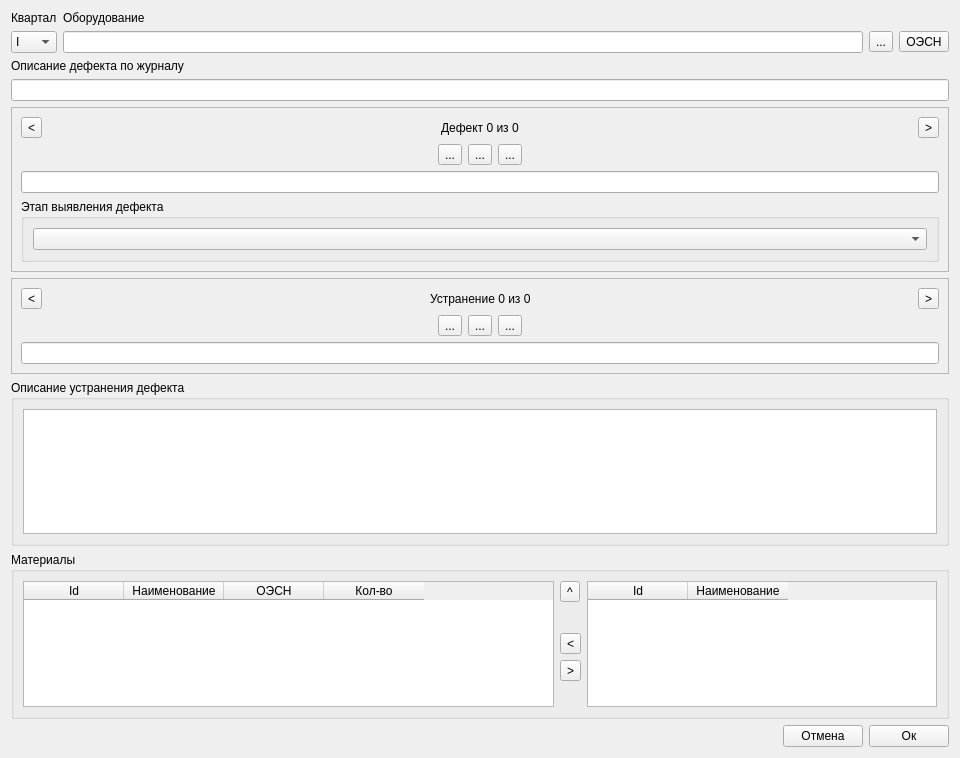
Above: defectform.ui from Balyaev-D-A/MFDB before the change. Below: the same form after it.
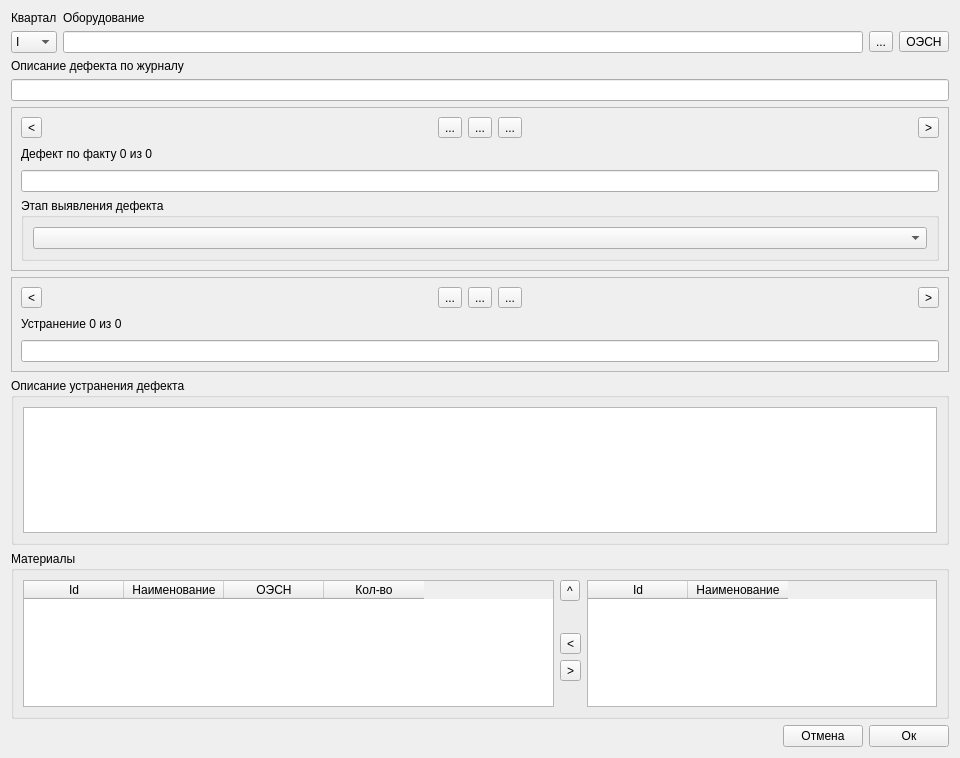
That is the form after the change. Icons and pictures are not drawn. Custom widgets are drawn as their Qt base class.

Patch:
```diff
--- a/defectform.ui
+++ b/defectform.ui
@@ -124,59 +124,15 @@
       <enum>QFrame::Raised</enum>
      </property>
      <layout class="QVBoxLayout" name="verticalLayout_3">
-      <item>
-       <layout class="QHBoxLayout" name="horizontalLayout_3">
-        <item>
-         <widget class="QToolButton" name="prevDefectButton">
-          <property name="text">
-           <string>&lt;</string>
-          </property>
-         </widget>
-        </item>
-        <item>
-         <spacer name="horizontalSpacer">
-          <property name="orientation">
-           <enum>Qt::Horizontal</enum>
-          </property>
-          <property name="sizeHint" stdset="0">
-           <size>
-            <width>40</width>
-            <height>20</height>
-           </size>
-          </property>
-         </spacer>
-        </item>
-        <item>
-         <widget class="QLabel" name="defectLabel">
-          <property name="text">
-           <string>Дефект 0 из 0</string>
-          </property>
-         </widget>
-        </item>
-        <item>
-         <spacer name="horizontalSpacer_2">
-          <property name="orientation">
-           <enum>Qt::Horizontal</enum>
-          </property>
-          <property name="sizeHint" stdset="0">
-           <size>
-            <width>40</width>
-            <height>20</height>
-           </size>
-          </property>
-         </spacer>
-        </item>
-        <item>
-         <widget class="QToolButton" name="nextDefectButton">
-          <property name="text">
-           <string>&gt;</string>
-          </property>
-         </widget>
-        </item>
-       </layout>
-      </item>
       <item>
        <layout class="QHBoxLayout" name="horizontalLayout_4">
+        <item>
+         <widget class="QToolButton" name="prevDefectButton">
+          <property name="text">
+           <string>&lt;</string>
+          </property>
+         </widget>
+        </item>
         <item>
          <spacer name="horizontalSpacer_3">
           <property name="orientation">
@@ -242,6 +198,37 @@
           </property>
          </spacer>
         </item>
+        <item>
+         <widget class="QToolButton" name="nextDefectButton">
+          <property name="text">
+           <string>&gt;</string>
+          </property>
+         </widget>
+        </item>
+       </layout>
+      </item>
+      <item>
+       <layout class="QHBoxLayout" name="horizontalLayout_3">
+        <item>
+         <widget class="QLabel" name="defectLabel">
+          <property name="text">
+           <string>Дефект по факту 0 из 0</string>
+          </property>
+         </widget>
+        </item>
+        <item>
+         <spacer name="horizontalSpacer_2">
+          <property name="orientation">
+           <enum>Qt::Horizontal</enum>
+          </property>
+          <property name="sizeHint" stdset="0">
+           <size>
+            <width>40</width>
+            <height>20</height>
+           </size>
+          </property>
+         </spacer>
+        </item>
        </layout>
       </item>
       <item>
@@ -271,59 +258,15 @@
       <enum>QFrame::Raised</enum>
      </property>
      <layout class="QVBoxLayout" name="verticalLayout_6">
-      <item>
-       <layout class="QHBoxLayout" name="horizontalLayout_6">
-        <item>
-         <widget class="QToolButton" name="prevRepairButton">
-          <property name="text">
-           <string>&lt;</string>
-          </property>
-         </widget>
-        </item>
-        <item>
-         <spacer name="horizontalSpacer_6">
-          <property name="orientation">
-           <enum>Qt::Horizontal</enum>
-          </property>
-          <property name="sizeHint" stdset="0">
-           <size>
-            <width>40</width>
-            <height>20</height>
-           </size>
-          </property>
-         </spacer>
-        </item>
-        <item>
-         <widget class="QLabel" name="repairLabel">
-          <property name="text">
-           <string>Устранение 0 из 0</string>
-          </property>
-         </widget>
-        </item>
-        <item>
-         <spacer name="horizontalSpacer_7">
-          <property name="orientation">
-           <enum>Qt::Horizontal</enum>
-          </property>
-          <property name="sizeHint" stdset="0">
-           <size>
-            <width>40</width>
-            <height>20</height>
-           </size>
-          </property>
-         </spacer>
-        </item>
-        <item>
-         <widget class="QToolButton" name="nextRepairButton">
-          <property name="text">
-           <string>&gt;</string>
-          </property>
-         </widget>
-        </item>
-       </layout>
-      </item>
       <item>
        <layout class="QHBoxLayout" name="horizontalLayout_7">
+        <item>
+         <widget class="QToolButton" name="prevRepairButton">
+          <property name="text">
+           <string>&lt;</string>
+          </property>
+         </widget>
+        </item>
         <item>
          <spacer name="horizontalSpacer_8">
           <property name="orientation">
@@ -372,6 +315,37 @@
         </item>
         <item>
          <spacer name="horizontalSpacer_9">
+          <property name="orientation">
+           <enum>Qt::Horizontal</enum>
+          </property>
+          <property name="sizeHint" stdset="0">
+           <size>
+            <width>40</width>
+            <height>20</height>
+           </size>
+          </property>
+         </spacer>
+        </item>
+        <item>
+         <widget class="QToolButton" name="nextRepairButton">
+          <property name="text">
+           <string>&gt;</string>
+          </property>
+         </widget>
+        </item>
+       </layout>
+      </item>
+      <item>
+       <layout class="QHBoxLayout" name="horizontalLayout_6">
+        <item>
+         <widget class="QLabel" name="repairLabel">
+          <property name="text">
+           <string>Устранение 0 из 0</string>
+          </property>
+         </widget>
+        </item>
+        <item>
+         <spacer name="horizontalSpacer_7">
           <property name="orientation">
            <enum>Qt::Horizontal</enum>
           </property>
```
